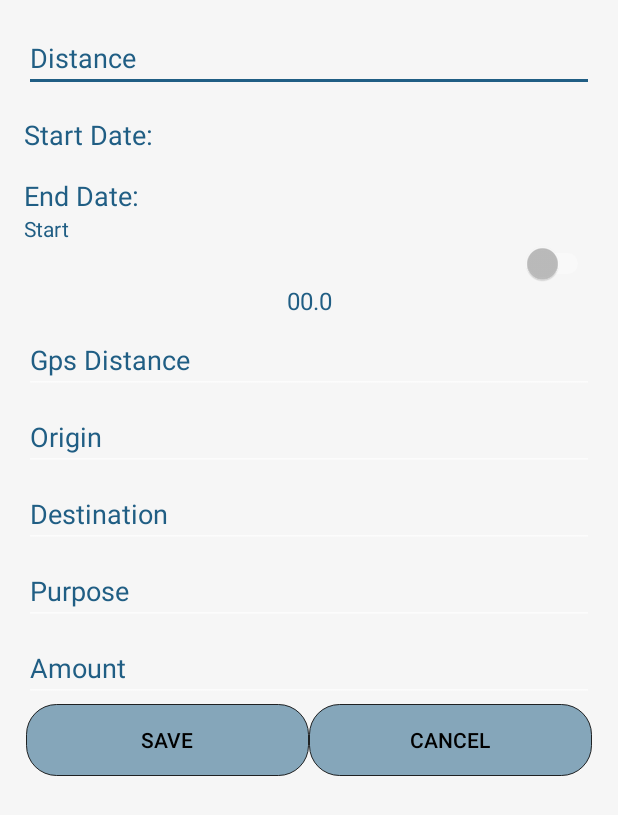
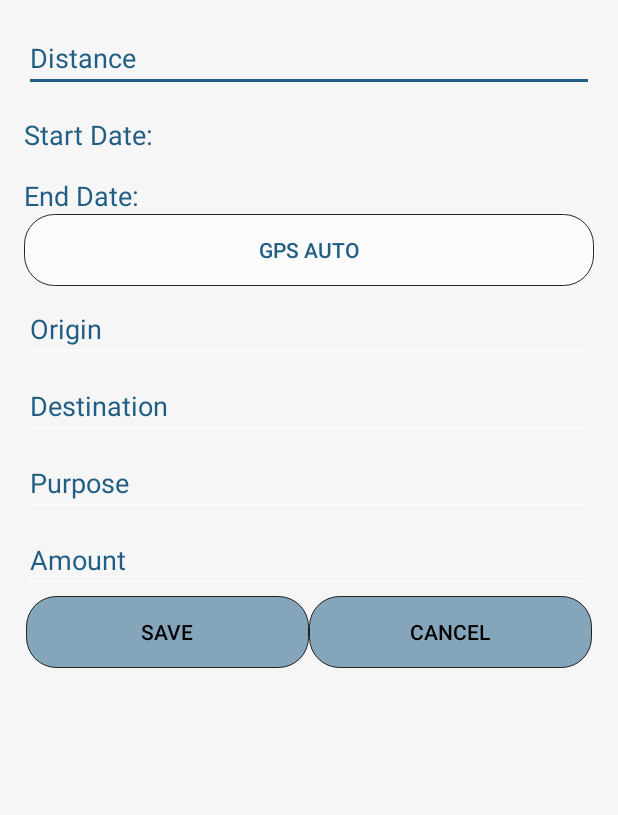
Before and after one commit to procusr/grayMatter, an Android app: the layout activity_car_add.xml on its own in the app's theme, with its tools: preview values and no code run, on a phone screen of 412 x 824 dp. Shown: the top 815 px of the screen. Run offline under Robolectric (Android 15) with nearby library versions, the phone set to English and light mode, and no system bars; Roboto replaces fonts that are not available here.

Commit message:
fadi version

```diff
--- a/app/src/main/AndroidManifest.xml
+++ b/app/src/main/AndroidManifest.xml
@@ -32,7 +32,6 @@
         </activity>
         <activity android:name=".CarMain" />
         <activity android:name=".Summary" />
-        <activity android:name=".Plus" />
         <activity android:name=".House" />
         <activity android:name=".Percentage" />
         <activity android:name=".Salary" />
--- a/app/src/main/java/com/example/mytax/AppIntroActivity.java
+++ b/app/src/main/java/com/example/mytax/AppIntroActivity.java
@@ -45,16 +45,12 @@ public class AppIntroActivity extends AppCompatActivity {
         super.onCreate(savedInstanceState);
         setContentView(R.layout.welcome_activity);
 
-
-
-
         //Welcome animation setup
         myLayout = findViewById(R.id.myLayout);
         myLayout.setOnTouchListener(new View.OnTouchListener() {
             @Override
             public boolean onTouch(View v, MotionEvent event) {
                 Toast.makeText(getApplicationContext(),"Welcome", Toast.LENGTH_LONG).show();
-
                 Intent intent = new Intent(AppIntroActivity.this, MainActivity.class);
                 startActivity(intent);
                 return true;
--- a/app/src/main/java/com/example/mytax/MainActivity.java
+++ b/app/src/main/java/com/example/mytax/MainActivity.java
@@ -39,7 +39,7 @@ public class MainActivity extends DrawerBarActivity {
 
 
     public void car(View view) {
-        Intent intent = new Intent(MainActivity.this,AutoCarActivity.class);
+        Intent intent = new Intent(MainActivity.this,CarMain.class);
     startActivity(intent);}
 
     public void house(View view) {
--- a/app/src/main/res/layout/activity_car_add.xml
+++ b/app/src/main/res/layout/activity_car_add.xml
@@ -46,36 +46,15 @@ android:background="@drawable/setting2"
           android:textColor="@color/colorPrimary"
           android:textAppearance="@android:style/TextAppearance.Medium" />
 
-      <TextView
-          android:id="@+id/TV_traker"
+      <Button
+          android:id="@+id/btn_gps"
           android:layout_width="match_parent"
           android:layout_height="wrap_content"
           android:layout_gravity="center"
-          android:text="Start"
+          android:background="@drawable/btn_shape"
+          android:text="GPS Auto"
+          android:onClick="goAuto"
           android:textColor="@color/colorPrimary"/>
-
-      <Switch
-          android:id="@+id/switch1"
-          android:layout_width="match_parent"
-          android:layout_height="wrap_content"
-          android:layout_gravity="center" />
-      <TextView
-          android:id="@+id/distance_tracker"
-          android:layout_width="120dp"
-          android:layout_height="wrap_content"
-          android:layout_gravity="center"
-          android:gravity="center"
-          android:text="00.0"
-          android:textColor="@color/colorPrimary"
-          android:textSize="16dp" />
-
-      <EditText
-          android:id="@+id/edit_text_gps"
-          android:layout_width="match_parent"
-          android:layout_height="wrap_content"
-          android:layout_marginTop="6dp"
-          android:hint="Gps Distance"
-          android:textColorHint="@color/colorPrimary"/>
 
       <EditText
           android:id="@+id/edit_text_origin"
```
Also changed, not shown: app/src/main/java/com/example/mytax/AutoCarActivity.java (+6 -9 lines), app/src/main/java/com/example/mytax/CarMain.java (+19 -0 lines), app/src/main/java/com/example/mytax/House.java (+1 -32 lines), app/src/main/res/layout/activity_maps.xml (+0 -12 lines), app/src/main/res/layout/welcome_activity.xml (+10 -6 lines).
